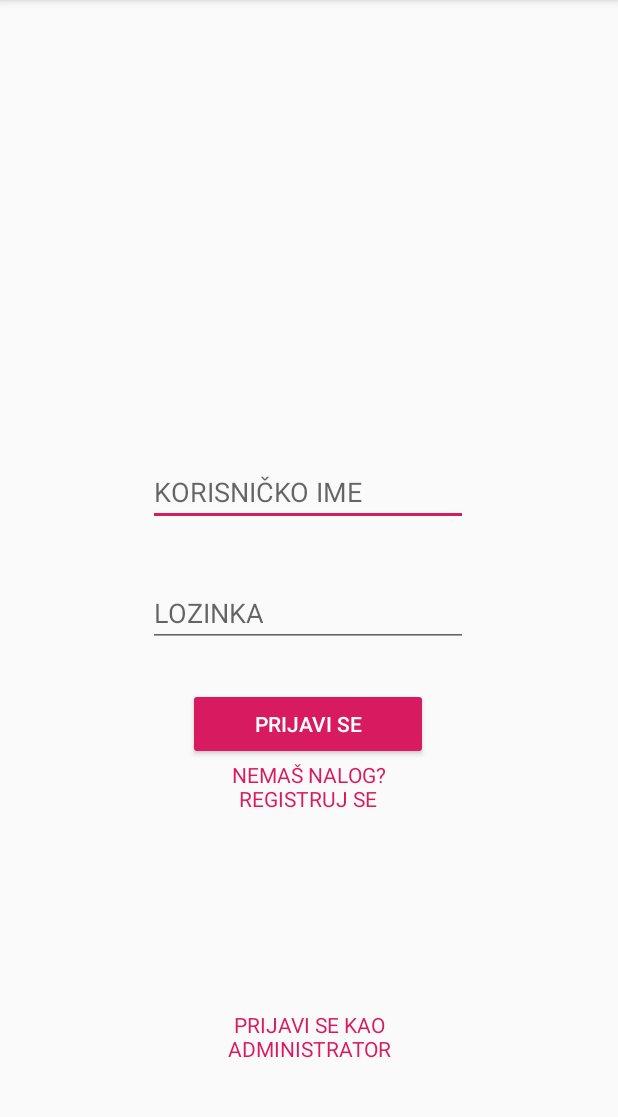
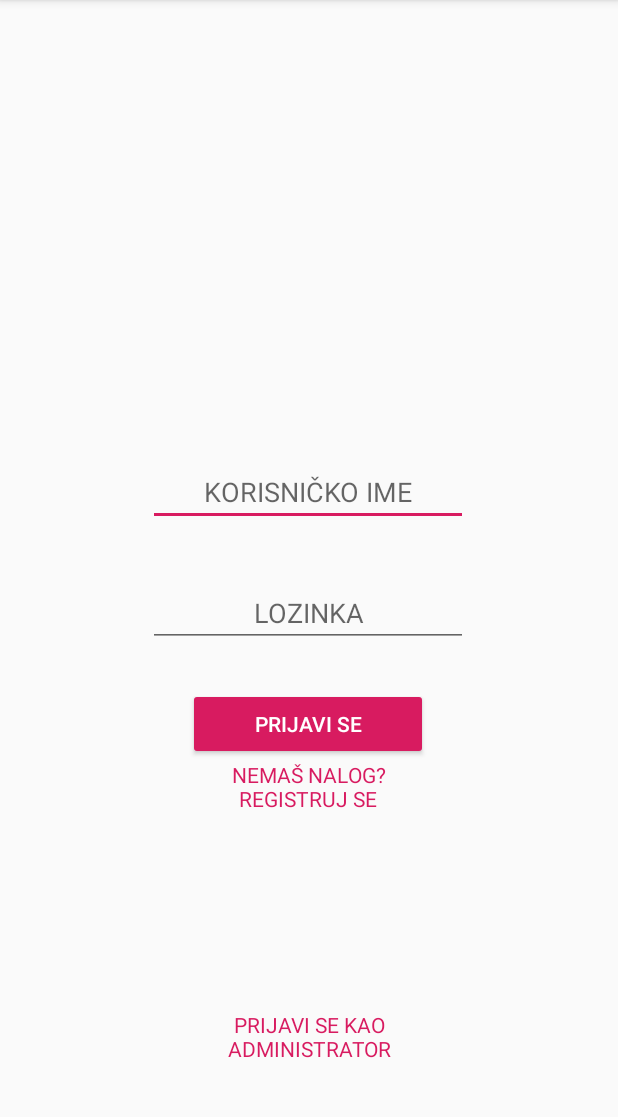
Before and after one commit to utrijezadiminje/HelpCare, an Android app: the screen it shows after launch (LoginActivity), on a phone screen of 412 x 824 dp, the part 84-1201 px from its top. Run offline under Robolectric (Android 15) with nearby library versions, the phone set to English and light mode, and no system bars.

Commit message:
milane sada ti

```diff
--- a/app/src/main/java/com/example/helpcare/AdminLoginActivity.java
+++ b/app/src/main/java/com/example/helpcare/AdminLoginActivity.java
@@ -2,12 +2,14 @@ package com.example.helpcare;
 
 import androidx.appcompat.app.AppCompatActivity;
 
+import android.content.Context;
 import android.content.Intent;
 import android.os.Bundle;
 import android.text.Editable;
 import android.text.InputType;
 import android.text.TextWatcher;
 import android.view.View;
+import android.view.inputmethod.InputMethodManager;
 import android.widget.Button;
 import android.widget.EditText;
 import android.widget.TextView;
@@ -26,6 +28,9 @@ public class AdminLoginActivity extends AppCompatActivity {
         super.onCreate(savedInstanceState);
         setContentView(R.layout.activity_admin_login);
         name=findViewById(R.id.admin);
+        name.requestFocus();
+        InputMethodManager imm = (InputMethodManager) getSystemService(Context.INPUT_METHOD_SERVICE);
+        imm.showSoftInput(name, InputMethodManager.SHOW_IMPLICIT);
         showhide=findViewById(R.id.showhide);
         password=findViewById(R.id.password);
         login=findViewById(R.id.logIn);
--- a/app/src/main/java/com/example/helpcare/LoginActivity.java
+++ b/app/src/main/java/com/example/helpcare/LoginActivity.java
@@ -19,6 +19,7 @@ public class LoginActivity extends AppCompatActivity {
     private EditText Name;
     private EditText Password;
     private TextView Tw;
+    private Button Login;
 
     @Override
     protected void onCreate(Bundle savedInstanceState) {
@@ -29,12 +30,14 @@ public class LoginActivity extends AppCompatActivity {
         InputMethodManager imm = (InputMethodManager) getSystemService(Context.INPUT_METHOD_SERVICE);
         imm.showSoftInput(Name, InputMethodManager.SHOW_IMPLICIT);
         Password=findViewById(R.id.etPassword);
-        Button Login =findViewById(R.id.btnLogin);
+        Login =findViewById(R.id.btnLogin);
         Tw=findViewById(R.id.textView);
         TextView Reg=findViewById(R.id.textView2);
         TextView admin=findViewById(R.id.textView3);
         Tw.setVisibility(View.GONE);
+        Login.setEnabled(true);
         Password.addTextChangedListener(new TextWatcher() {
+
             @Override
             public void beforeTextChanged(CharSequence charSequence, int i, int i1, int i2) {
 
--- a/app/src/main/java/com/example/helpcare/RegisterActivity.java
+++ b/app/src/main/java/com/example/helpcare/RegisterActivity.java
@@ -2,7 +2,6 @@ package com.example.helpcare;
 
 import androidx.appcompat.app.AppCompatActivity;
 
-import android.content.Context;
 import android.content.Intent;
 import android.os.Bundle;
 import android.view.View;
--- a/app/src/main/res/layout/activity_login.xml
+++ b/app/src/main/res/layout/activity_login.xml
@@ -13,6 +13,7 @@
         android:ems="10"
         android:hint="LOZINKA"
         android:inputType="textPassword"
+        android:gravity="center"
         app:layout_constraintBottom_toBottomOf="parent"
         app:layout_constraintEnd_toEndOf="@+id/btnLogin"
         app:layout_constraintStart_toStartOf="@+id/btnLogin"
@@ -25,6 +26,7 @@
         android:layout_height="wrap_content"
         android:ems="10"
         android:hint="KORISNIČKO IME"
+        android:gravity="center"
         android:inputType="textPersonName"
         app:layout_constraintBottom_toTopOf="@+id/etPassword"
         app:layout_constraintEnd_toEndOf="@+id/etPassword"
```
